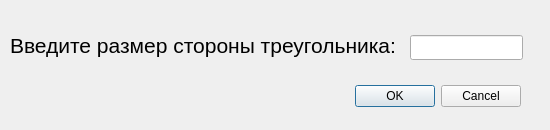
ahahaharu/OAiP_Labs, file Lab1/Task2/triangledialog.ui: the form before one commit.
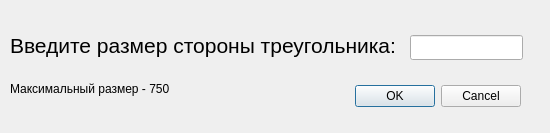
The form after the commit.

```diff
--- a/Lab1/Task2/triangledialog.ui
+++ b/Lab1/Task2/triangledialog.ui
@@ -7,7 +7,7 @@
     <x>0</x>
     <y>0</y>
     <width>550</width>
-    <height>130</height>
+    <height>133</height>
    </rect>
   </property>
   <property name="windowTitle">
@@ -57,6 +57,19 @@
     </rect>
    </property>
   </widget>
+  <widget class="QLabel" name="label_2">
+   <property name="geometry">
+    <rect>
+     <x>10</x>
+     <y>80</y>
+     <width>201</width>
+     <height>17</height>
+    </rect>
+   </property>
+   <property name="text">
+    <string>Максимальный размер - 750</string>
+   </property>
+  </widget>
  </widget>
  <resources/>
  <connections>
```
